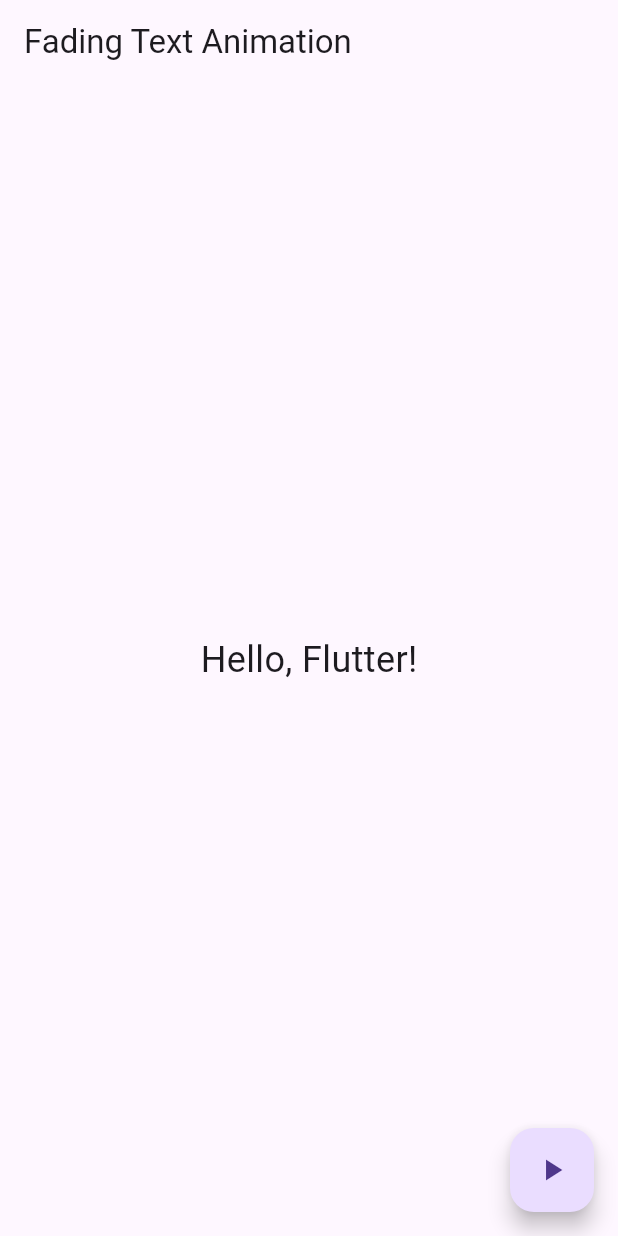
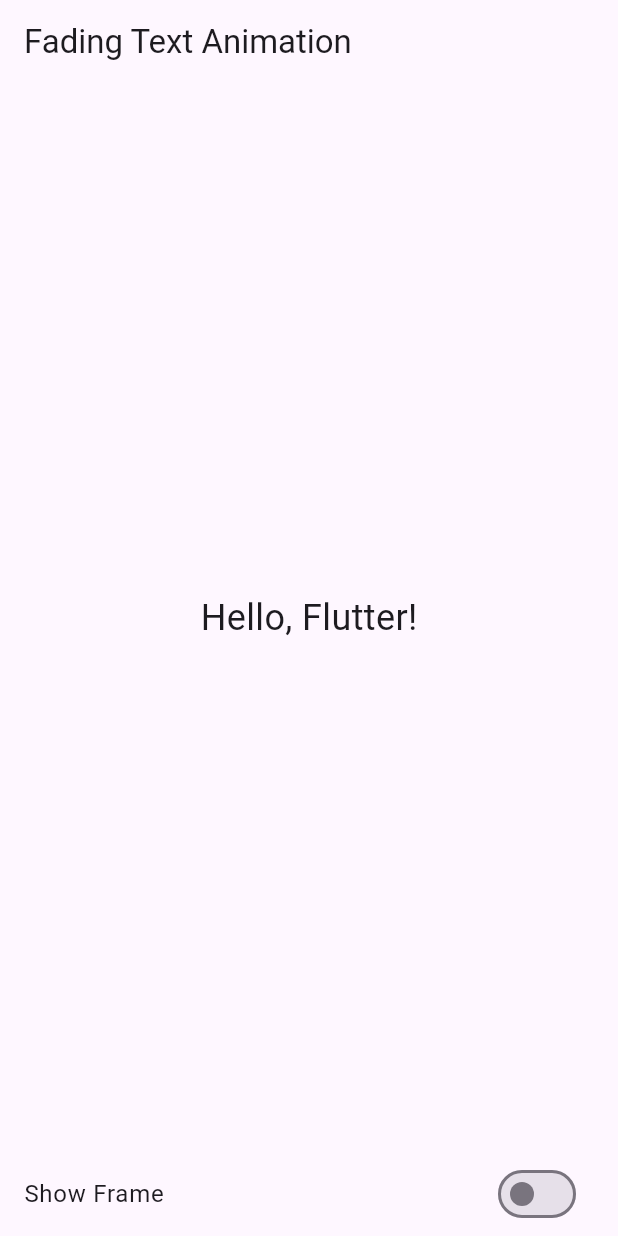
Before and after one commit to SamiAhmed007/fading_text_animation, a Flutter app: the screen it shows after launch, on a phone screen of 412 x 824 dp. Run offline on Flutter 3.47's test engine with Material 3 defaults, Android fonts, the phone set to English and light mode, and no system bars.

Commit message:
Added switch to toggle frame around text

```diff
--- a/lib/main.dart
+++ b/lib/main.dart
@@ -20,10 +20,17 @@ class FadingTextAnimation extends StatefulWidget {
 
 class _FadingTextAnimationState extends State<FadingTextAnimation> {
   bool _isVisible = true;
+  bool _showFrame = false; // New boolean to control frame
 
   void toggleVisibility() {
     setState(() {
       _isVisible = !_isVisible;
+    });
+  }
+
+  void toggleFrame(bool value) {
+    setState(() {
+      _showFrame = value;
     });
   }
 
@@ -39,16 +46,24 @@ class _FadingTextAnimationState extends State<FadingTextAnimation> {
           child: AnimatedOpacity(
             opacity: _isVisible ? 1.0 : 0.0,
             duration: const Duration(seconds: 1),
-            child: const Text(
-              'Hello, Flutter!',
-              style: TextStyle(fontSize: 24),
+            child: Container(
+              decoration: _showFrame
+                  ? BoxDecoration(
+                      border: Border.all(color: Colors.blueAccent, width: 2),
+                    )
+                  : null,
+              child: const Text(
+                'Hello, Flutter!',
+                style: TextStyle(fontSize: 24),
+              ),
             ),
           ),
         ),
       ),
-      floatingActionButton: FloatingActionButton(
-        onPressed: toggleVisibility,
-        child: Icon(Icons.play_arrow),
+      bottomNavigationBar: SwitchListTile(
+        title: Text('Show Frame'),
+        value: _showFrame,
+        onChanged: toggleFrame,
       ),
     );
   }
```
